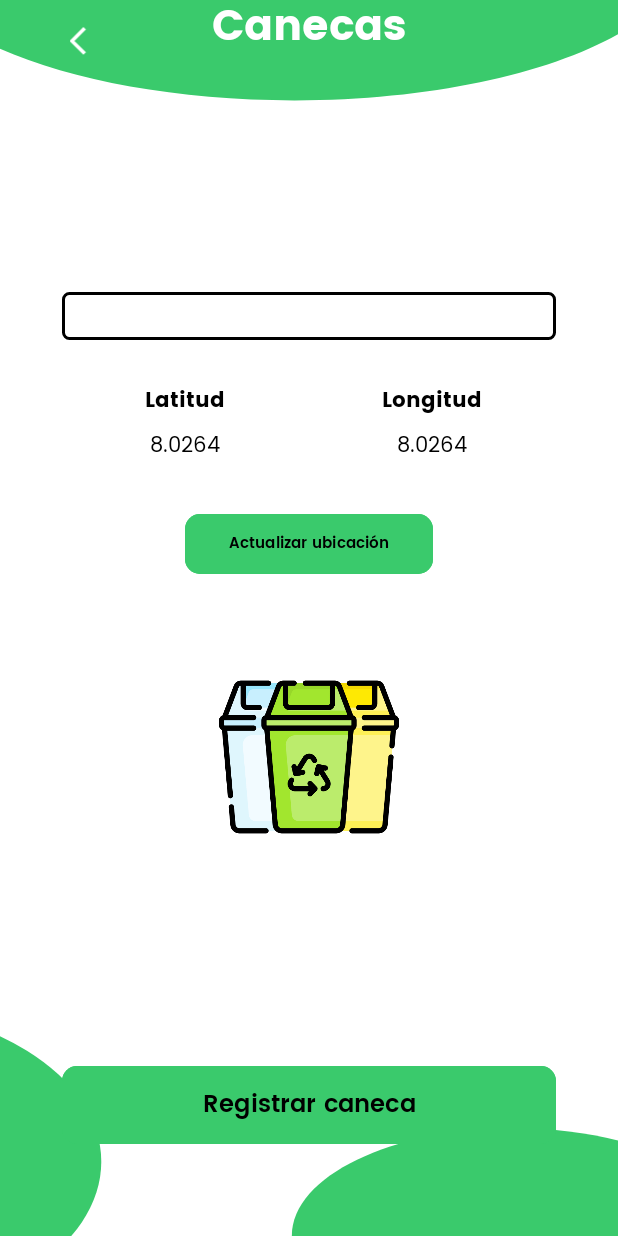
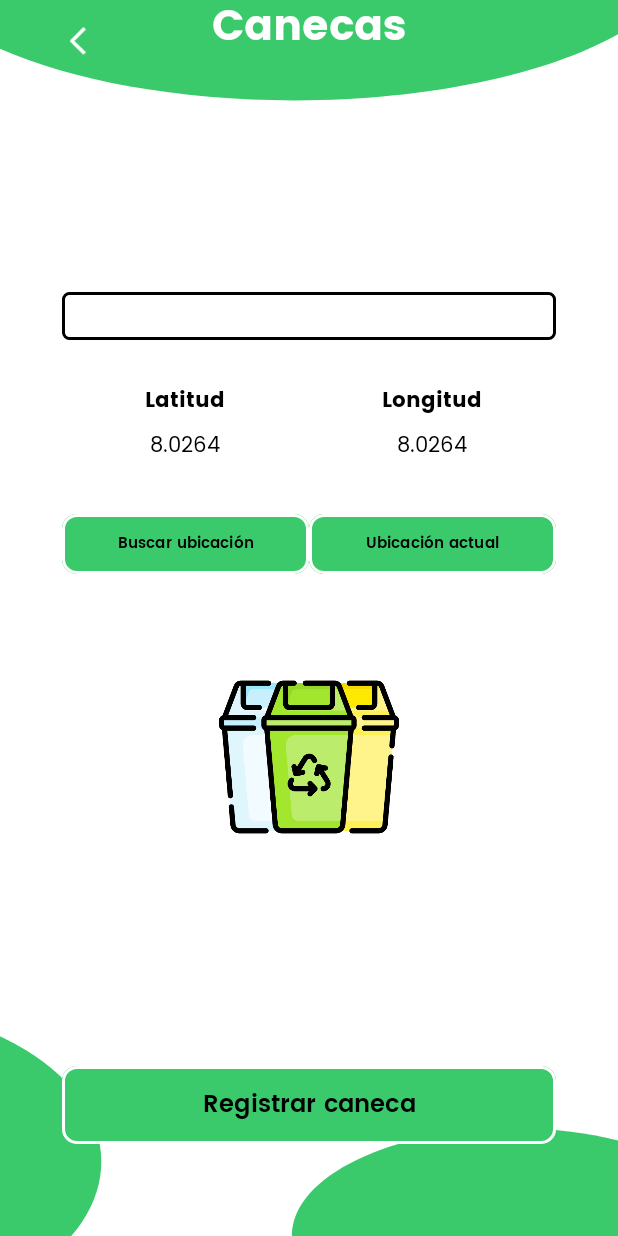
Before and after one commit to Pavazk/Recyclapp, an Android app: the layout activity_bin_add.xml on its own in the app's theme, with its tools: preview values and no code run, on a phone screen of 412 x 824 dp. Run offline under Robolectric (Android 15) with nearby library versions, the phone set to English and light mode, and no system bars.

Commit message:
PASO 4.7.1
- Se agrega botón para seleccionar la ubicación

```diff
--- a/mobile/app/src/main/res/layout/activity_bin_add.xml
+++ b/mobile/app/src/main/res/layout/activity_bin_add.xml
@@ -218,12 +218,12 @@
         android:layout_alignParentLeft="true"
         android:orientation="horizontal"
         app:checkedButton="@+id/btn_login"
+        app:selectionRequired="true"
+        app:singleSelection="true"
         app:layout_constraintTop_toTopOf="@+id/lineHorizontalCenterBottom3"
         app:layout_constraintBottom_toTopOf="@+id/lineHorizontalBottom"
         app:layout_constraintEnd_toStartOf="@+id/lineVerticalRight"
-        app:layout_constraintStart_toStartOf="@+id/lineVerticalLeft"
-        app:selectionRequired="true"
-        app:singleSelection="true">
+        app:layout_constraintStart_toStartOf="@+id/lineVerticalLeft">
 
         <com.google.android.material.button.MaterialButton
             android:id="@+id/button"
@@ -234,7 +234,8 @@
             android:text="Registrar caneca"
             android:textColor="#000"
             android:textSize="16sp"
-            app:strokeColor="#000"
+            app:strokeColor="#FFFFFF"
+            app:strokeWidth="2dp"
             android:textStyle="bold"
             app:cornerRadius="10dp"/>
 
@@ -251,34 +252,64 @@
         app:srcCompat="@mipmap/bins" />
 
     <com.google.android.material.button.MaterialButtonToggleGroup
-        android:id="@+id/group_button_update"
+        android:id="@+id/group_this_location"
         android:layout_width="0dp"
         android:layout_height="wrap_content"
         android:layout_alignParentLeft="true"
         android:orientation="horizontal"
         app:checkedButton="@+id/btn_login"
         app:layout_constraintBottom_toTopOf="@+id/lineHorizontalCenter"
-        app:layout_constraintEnd_toStartOf="@+id/lineVerticalCenterRight"
-        app:layout_constraintStart_toStartOf="@+id/lineVerticalCenterLeft"
+        app:layout_constraintEnd_toStartOf="@+id/lineVerticalRight"
+        app:layout_constraintStart_toStartOf="@+id/lineVerticalCenter"
         app:layout_constraintTop_toBottomOf="@+id/tv_latitud"
         app:selectionRequired="true"
         app:singleSelection="true">
 
         <com.google.android.material.button.MaterialButton
-            android:id="@+id/button_update"
+            android:id="@+id/this_location"
             android:layout_width="match_parent"
             android:layout_height="match_parent"
             android:backgroundTint="@color/verde_nicolas"
             android:fontFamily="@font/poppins_semibold"
-            android:text="Actualizar ubicación"
+            android:text="Ubicación actual"
             android:textColor="#000"
             android:textSize="10sp"
             android:textStyle="bold"
             app:cornerRadius="10dp"
-            app:strokeColor="#000" />
+            app:strokeColor="#FFFFFF"
+            app:strokeWidth="2dp"/>
 
     </com.google.android.material.button.MaterialButtonToggleGroup>
 
+    <com.google.android.material.button.MaterialButtonToggleGroup
+        android:id="@+id/group_search_location"
+        android:layout_width="0dp"
+        android:layout_height="wrap_content"
+        android:layout_alignParentLeft="true"
+        android:orientation="horizontal"
+        app:checkedButton="@+id/btn_login"
+        app:layout_constraintBottom_toTopOf="@+id/lineHorizontalCenter"
+        app:layout_constraintEnd_toStartOf="@+id/lineVerticalCenter"
+        app:layout_constraintStart_toStartOf="@+id/lineVerticalLeft"
+        app:layout_constraintTop_toBottomOf="@+id/tv_latitud"
+        app:selectionRequired="true"
+        app:singleSelection="true">
+
+        <com.google.android.material.button.MaterialButton
+            android:id="@+id/search_location"
+            android:layout_width="match_parent"
+            android:layout_height="match_parent"
+            android:backgroundTint="@color/verde_nicolas"
+            android:fontFamily="@font/poppins_semibold"
+            android:text="Buscar ubicación"
+            android:textColor="#000"
+            android:textSize="10sp"
+            android:textStyle="bold"
+            app:cornerRadius="10dp"
+            app:strokeColor="#FFFFFF"
+            app:strokeWidth="2dp" />
+
+    </com.google.android.material.button.MaterialButtonToggleGroup>
     <com.airbnb.lottie.LottieAnimationView
         android:id="@+id/splash"
         android:layout_width="400dp"
--- a/mobile/app/src/main/res/layout/activity_profile.xml
+++ b/mobile/app/src/main/res/layout/activity_profile.xml
@@ -166,6 +166,7 @@
                 android:digits="abcdefghijklmnopqrstuvwxyzABCDEFGHIJKLMNOPQRSTUVWXYZ1234567890@."
                 android:textCursorDrawable="@drawable/cursor_style" />
         </com.google.android.material.textfield.TextInputLayout>
+
         <com.google.android.material.textfield.TextInputLayout
             android:id="@+id/tf_name"
             android:layout_width="match_parent"
@@ -186,6 +187,7 @@
                 android:digits="abcdefghijklmnopqrstuvwxyzABCDEFGHIJKLMNOPQRSTUVWXYZ1234567890@."
                 android:textCursorDrawable="@drawable/cursor_style" />
         </com.google.android.material.textfield.TextInputLayout>
+
         <com.google.android.material.textfield.TextInputLayout
             android:id="@+id/tf_email"
             android:layout_width="match_parent"
@@ -207,6 +209,7 @@
                 android:digits="abcdefghijklmnopqrstuvwxyzABCDEFGHIJKLMNOPQRSTUVWXYZ1234567890@."
                 android:textCursorDrawable="@drawable/cursor_style" />
         </com.google.android.material.textfield.TextInputLayout>
+
         <com.google.android.material.textfield.TextInputLayout
             android:id="@+id/tf_identification"
             android:layout_width="match_parent"
@@ -227,6 +230,7 @@
                 android:digits="abcdefghijklmnopqrstuvwxyzABCDEFGHIJKLMNOPQRSTUVWXYZ1234567890@."
                 android:textCursorDrawable="@drawable/cursor_style" />
         </com.google.android.material.textfield.TextInputLayout>
+
         <com.google.android.material.textfield.TextInputLayout
             android:id="@+id/tf_type_user"
             android:layout_width="match_parent"
@@ -247,6 +251,7 @@
                 android:digits="abcdefghijklmnopqrstuvwxyzABCDEFGHIJKLMNOPQRSTUVWXYZ1234567890@."
                 android:textCursorDrawable="@drawable/cursor_style" />
         </com.google.android.material.textfield.TextInputLayout>
+
     </LinearLayout>
 
 </androidx.constraintlayout.widget.ConstraintLayout>
```
Also changed, not shown: mobile/app/src/main/java/com/example/recyclapp/modules/bins/BinAddActivity.java (+7 -15 lines), mobile/app/src/main/java/com/example/recyclapp/modules/profile/ProfileActivity.java (+6 -6 lines).
